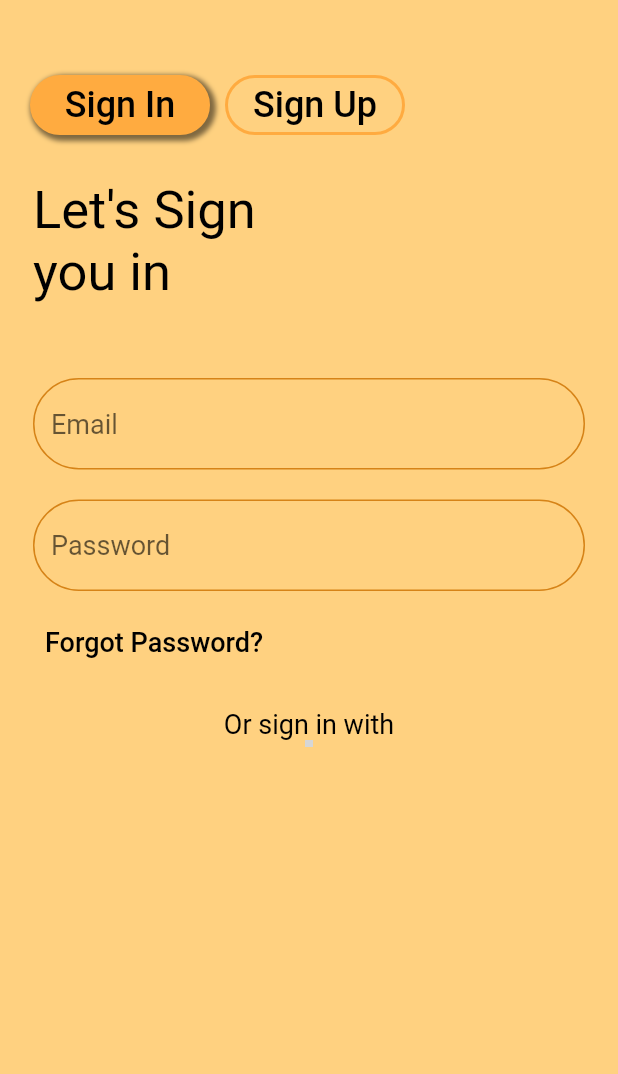
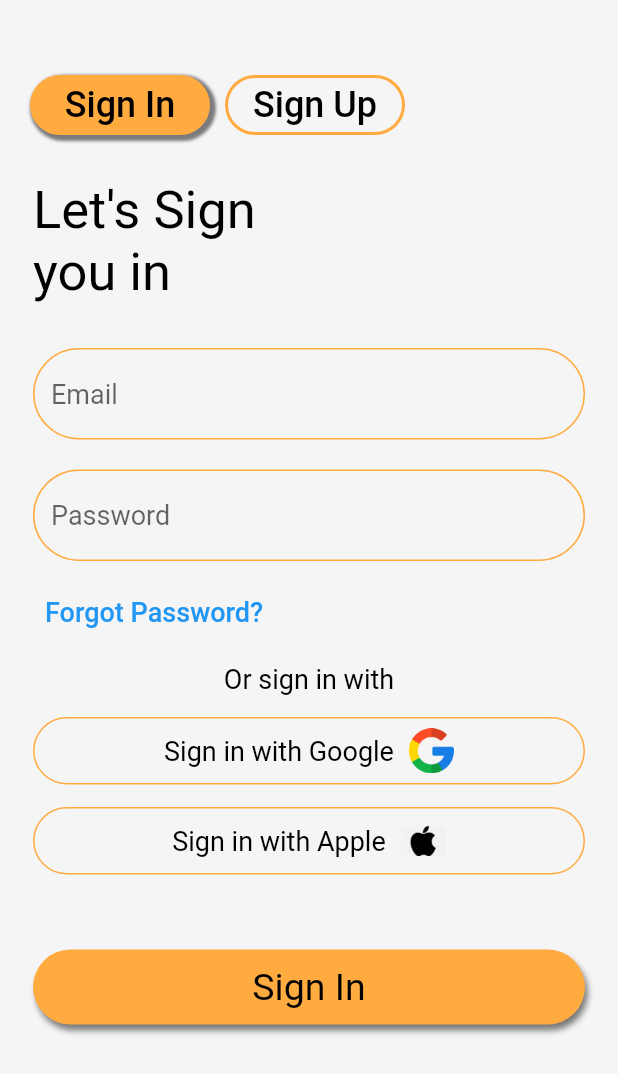
Before and after one commit to MhmdFais/To_Do_App, a Flutter app: the Login screen opened directly, on a phone screen of 412 x 824 dp. Shown: the top 1074 px of the screen. Run offline on Flutter 3.47's test engine with Material 2 defaults, Android fonts, the phone set to English and light mode, and no system bars; our stand-ins replace firebase_core, google_fonts; accounts and stored records are empty; Roboto replaces fonts that are missing (Ubuntu); grey boxes are pictures that could not be loaded.

Commit message:
firebase connection and signin signup ui complete

```diff
--- a/lib/components/main_buttons.dart
+++ b/lib/components/main_buttons.dart
@@ -1,13 +1,17 @@
 import 'package:flutter/cupertino.dart';
 import 'package:flutter/material.dart';
 import 'package:google_fonts/google_fonts.dart';
+import 'package:to_do/components/colors.dart';
+import 'package:to_do/components/colors.dart';
 
 class MainButton extends StatelessWidget {
   final void Function()? onTap;
+  final String text;
 
   const MainButton({
     super.key,
     required this.onTap,
+    required this.text,
   });
 
   @override
@@ -17,19 +21,26 @@ class MainButton extends StatelessWidget {
       child: Container(
         height: 50,
         width: 400,
-        decoration: const BoxDecoration(
-          color: Colors.black,
-          borderRadius: BorderRadius.all(Radius.circular(25)),
+        decoration: BoxDecoration(
+          color: Colours().buttonFill,
+          borderRadius: BorderRadius.all(Radius.circular(50)),
+          boxShadow: [
+            BoxShadow(
+              color: Colours().buttonShadow,
+              offset: const Offset(2, 4),
+              blurRadius: 3,
+            ),
+          ],
         ),
         child: Padding(
           padding: const EdgeInsets.all(10),
           child: Center(
             child: Text(
-              'Start',
+              text,
               style: GoogleFonts.ubuntu(
                 fontSize: 25,
                 //fontWeight: FontWeight.bold,
-                color: Colors.white,
+                color: Colours().selectedText,
               ),
             ),
           ),
--- a/lib/components/signInUp_buttons.dart
+++ b/lib/components/signInUp_buttons.dart
@@ -32,8 +32,8 @@ class StyledButton extends StatelessWidget {
                 BoxShadow(
                   color: Colours().buttonShadow,
                   spreadRadius: 2,
-                  blurRadius: 2,
-                  offset: Offset(2, 2),
+                  blurRadius: 1,
+                  offset: const Offset(2, 2),
                 ),
               ]
             : [], // No shadow for unselected buttons
--- /dev/null
+++ b/lib/components/signin_with.dart
@@ -0,0 +1,41 @@
+import 'package:flutter/cupertino.dart';
+import 'package:google_fonts/google_fonts.dart';
+import 'package:to_do/components/colors.dart';
+
+class SignInWith extends StatelessWidget {
+  final String text;
+  final String image;
+
+  const SignInWith({super.key, required this.text, required this.image});
+
+  @override
+  Widget build(BuildContext context) {
+    return Container(
+      width: 400,
+      height: 45,
+      decoration: BoxDecoration(
+          borderRadius: BorderRadius.circular(50),
+          border: Border.all(
+            color: Colours().borderColor,
+          )),
+      child: Row(
+        mainAxisAlignment: MainAxisAlignment.center,
+        children: [
+          Text(
+            text,
+            style: GoogleFonts.ubuntu(
+              fontSize: 18,
+              color: Colours().unSelectedText,
+            ),
+          ),
+          const SizedBox(width: 10),
+          Image.asset(
+            image,
+            width: 30,
+            height: 30,
+          ),
+        ],
+      ),
+    );
+  }
+}
--- a/lib/components/text_field.dart
+++ b/lib/components/text_field.dart
@@ -1,5 +1,6 @@
 import 'package:flutter/material.dart';
 import 'package:google_fonts/google_fonts.dart';
+import 'package:to_do/components/colors.dart';
 
 class MyTextField extends StatelessWidget {
   final controller;
@@ -20,8 +21,8 @@ class MyTextField extends StatelessWidget {
       obscureText: obscureText,
       decoration: InputDecoration(
           enabledBorder: OutlineInputBorder(
-            borderSide: const BorderSide(
-              color: Color.fromARGB(255, 214, 131, 23),
+            borderSide: BorderSide(
+              color: Colours().borderColor,
             ),
             borderRadius: BorderRadius.circular(50),
           ),
--- a/lib/pages/signIn_content.dart
+++ b/lib/pages/signIn_content.dart
@@ -2,6 +2,8 @@ import 'package:flutter/cupertino.dart';
 import 'package:flutter/material.dart';
 import 'package:google_fonts/google_fonts.dart';
 import 'package:to_do/components/colors.dart';
+import 'package:to_do/components/main_buttons.dart';
+import 'package:to_do/components/signin_with.dart';
 import 'package:to_do/components/text_field.dart';
 
 class SignInContent extends StatefulWidget {
@@ -40,7 +42,7 @@ class _SignInContentState extends State<SignInContent> {
               color: Colours().unSelectedText,
             ),
           ),
-          const SizedBox(height: 50),
+          const SizedBox(height: 30),
           //email
           MyTextField(
             controller: usernameController,
@@ -66,14 +68,14 @@ class _SignInContentState extends State<SignInContent> {
                   'Forgot Password?',
                   style: GoogleFonts.ubuntu(
                     fontSize: 18,
-                    color: Colours().unSelectedText,
+                    color: Colours().forgotPassword,
                   ),
                 ),
               ),
             ],
           ),
-          const SizedBox(height: 20),
-          //sign in with google
+          const SizedBox(height: 10),
+          //sign in with google and apple
           Column(
             children: [
               Center(
@@ -85,13 +87,23 @@ class _SignInContentState extends State<SignInContent> {
                   ),
                 ),
               ),
-              const SizedBox(width: 10),
-              Image.asset(
-                'assets/images/google.png',
-                width: 5,
-                height: 5,
+              const SizedBox(height: 15),
+              const SignInWith(
+                text: 'Sign in with Google',
+                image: 'lib/images/google.png',
+              ),
+              const SizedBox(height: 15),
+              const SignInWith(
+                text: 'Sign in with Apple',
+                image: 'lib/images/apple.png',
               ),
             ],
+          ),
+          const SizedBox(height: 50),
+          //sign in button
+          MainButton(
+            onTap: () {},
+            text: 'Sign In',
           ),
         ],
       ),
--- a/pubspec.yaml
+++ b/pubspec.yaml
@@ -35,6 +35,7 @@ dependencies:
   # The following adds the Cupertino Icons font to your application.
   # Use with the CupertinoIcons class for iOS style icons.
   cupertino_icons: ^1.0.2
+  firebase_core: ^2.16.0
 
 dev_dependencies:
   flutter_test:
@@ -59,7 +60,8 @@ flutter:
 
   # To add assets to your application, add an assets section, like this:
   assets:
-    - lib/images/
+    - lib/images/google.png
+    - lib/images/apple.png
     #- lib/images
 
   # An image asset can refer to one or more resolution-specific "variants", see
```
Also changed, not shown: lib/components/colors.dart (+5 -2 lines), lib/pages/signUp_content.dart (+61 -1 lines), lib/firebase_options.dart (added), pubspec.lock, 8 other files.
